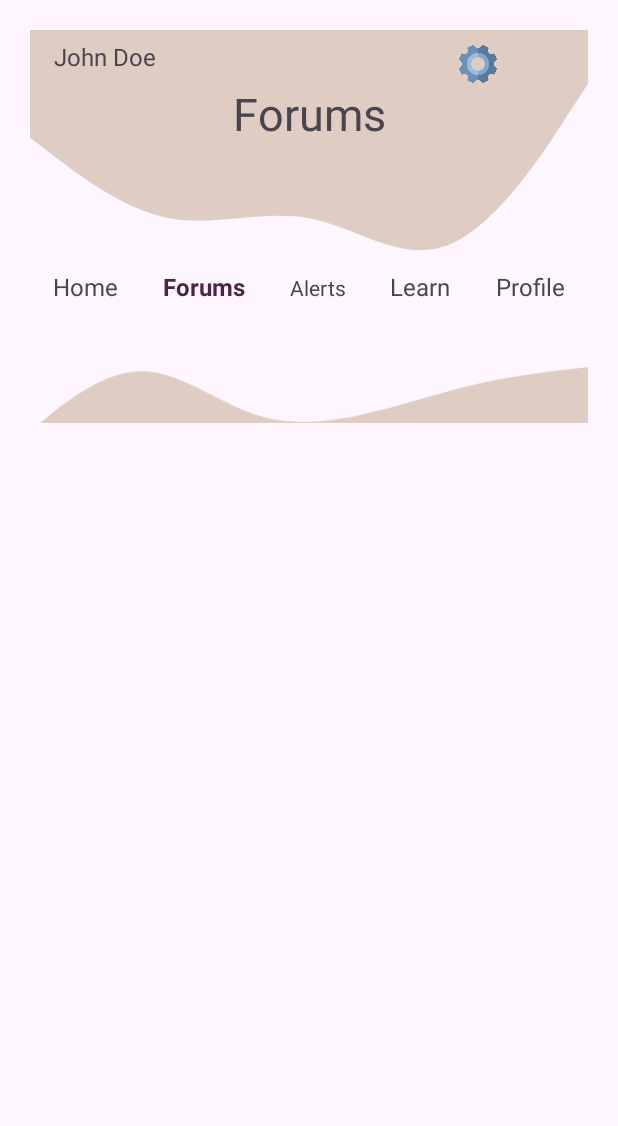
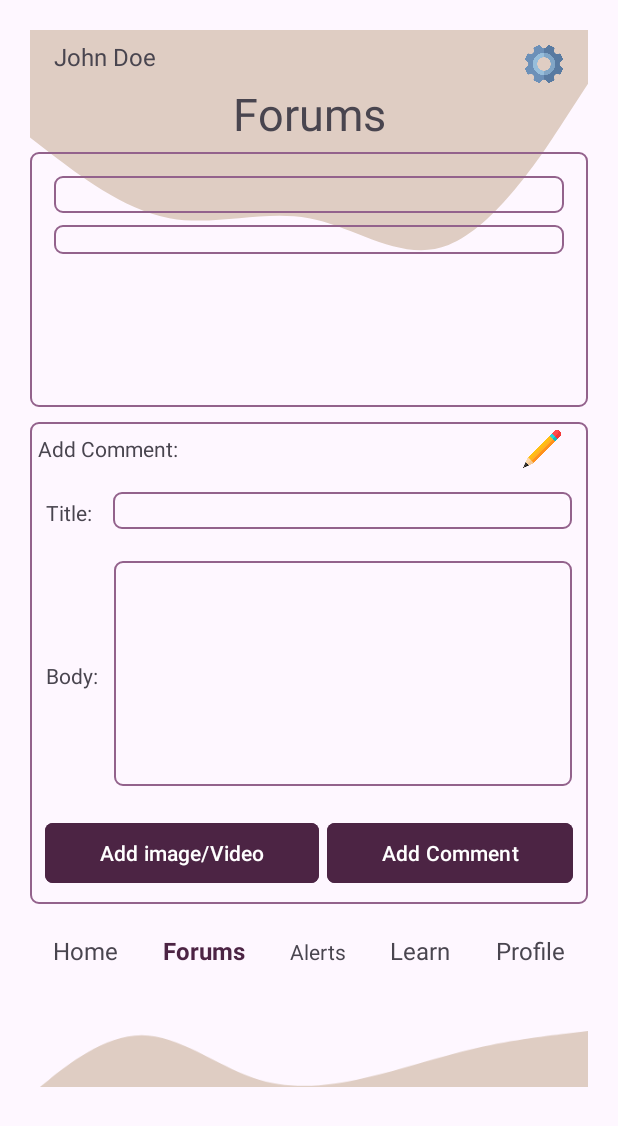
Before and after one commit to RayTheRhino/floodChasersClient, an Android app: the layout activity_discussion.xml on its own in the app's theme, with its tools: preview values and no code run, on a phone screen of 412 x 824 dp. Shown: the top 1126 px of the screen. Run offline under Robolectric (Android 15) with nearby library versions, the phone set to English and light mode, and no system bars.

Commit message:
updated add comment to forum

```diff
--- a/app/src/main/java/com/example/floodchasers/Activities/MainActivity.java
+++ b/app/src/main/java/com/example/floodchasers/Activities/MainActivity.java
@@ -52,11 +52,6 @@ public class MainActivity extends AppCompatActivity {
     }
 
     private void DataFromET() {
-        // Initialize EditText fields
-        signUp_LBL_name = findViewById(R.id.signUp_LBL_name);
-        signUp_LBL_email = findViewById(R.id.signUp_LBL_email);
-        signUp_LBL_password = findViewById(R.id.signUp_LBL_password);
-
         String username = signUp_LBL_name.getText().toString();
         String email = signUp_LBL_email.getText().toString();
         String password = signUp_LBL_password.getText().toString();
--- /dev/null
+++ b/app/src/main/java/com/example/floodchasers/Api/MenuApi.java
@@ -0,0 +1,14 @@
+package com.example.floodchasers.Api;
+
+import com.example.floodchasers.SignUp;
+
+import retrofit2.Call;
+import retrofit2.http.Body;
+import retrofit2.http.POST;
+
+public interface MenuApi {
+
+//create a post request for learn
+//    @POST("user/register")
+//    Call<Void> CreateNewUser(@Body SignUp signUp);
+}
--- a/app/src/main/java/com/example/floodchasers/MenuActivity.java
+++ b/app/src/main/java/com/example/floodchasers/MenuActivity.java
@@ -3,11 +3,15 @@ package com.example.floodchasers;
 import android.content.Context;
 import android.os.Bundle;
 import android.widget.EditText;
+import android.widget.ImageView;
+import android.widget.TextView;
 import android.widget.Toast;
 
 import androidx.appcompat.app.AppCompatActivity;
 
+import com.example.floodchasers.Api.MenuApi;
 import com.example.floodchasers.Api.UserApi;
+import com.google.android.material.textview.MaterialTextView;
 
 import retrofit2.Call;
 import retrofit2.Callback;
@@ -18,18 +22,33 @@ import retrofit2.converter.gson.GsonConverterFactory;
 public class MenuActivity extends AppCompatActivity {
 
 
+    private TextView username;
+    private ImageView settings;
+    private MaterialTextView home, forums, alerts,learn, profile;
+    private Retrofit retrofit = new Retrofit.Builder()
+            .baseUrl("http://My-IP:3001/")
+            .addConverterFactory(GsonConverterFactory.create())
+            .build();
+    private MenuApi menuApi;
     @Override
     protected void onCreate(Bundle savedInstanceState) {
         super.onCreate(savedInstanceState);
         setContentView(R.layout.activity_main);
         findViews();
 
+        menuApi = retrofit.create(MenuApi.class);
     }
 
 
 
     private void findViews() {
-
+        username = findViewById(R.id.username);
+        settings = findViewById(R.id.settings);
+        home = findViewById(R.id.home);
+        forums = findViewById(R.id.forums);
+        alerts = findViewById(R.id.alerts);
+        learn = findViewById(R.id.learn);
+        profile = findViewById(R.id.profile);
 
     }
 }
--- a/app/src/main/res/layout/activity_discussion.xml
+++ b/app/src/main/res/layout/activity_discussion.xml
@@ -30,7 +30,7 @@
         <ImageView
             android:layout_width="25dp"
             android:layout_height="25dp"
-            android:layout_marginLeft="20dp"
+            android:layout_marginLeft="64dp"
             android:layout_marginTop="10dp"
             android:src="@drawable/cogwheel" />
     </LinearLayout>
@@ -41,28 +41,143 @@
         android:layout_height="wrap_content"
         android:text="Forums"
         android:textSize="30dp"
+        android:layout_marginBottom="5dp"
         android:textAlignment="center"/>
 
     <LinearLayout xmlns:android="http://schemas.android.com/apk/res/android"
         android:layout_width="match_parent"
-        android:layout_height="wrap_content"
+        android:layout_height="170dp"
         android:orientation="vertical"
-        android:padding="16dp">
+        android:padding="16dp"
+        android:background="@drawable/edit_text"
+        android:layout_marginBottom="10dp">
 
         <TextView
-            android:id="@+id/titleTextView"
+            android:id="@+id/title_LBL"
             android:layout_width="match_parent"
             android:layout_height="wrap_content"
             android:textSize="18sp"
+            android:background="@drawable/edit_text"
             android:textStyle="bold"/>
 
         <TextView
-            android:id="@+id/bodyTextView"
+            android:id="@+id/body_LBL"
             android:layout_width="match_parent"
             android:layout_height="wrap_content"
-            android:layout_marginTop="8dp"/>
+            android:layout_marginTop="8dp"
+            android:background="@drawable/edit_text"/>
 
         <!-- Add more UI components for displaying top 3 comments -->
+    </LinearLayout>
+        <!--    Need to add edit comment-->
+
+
+
+        <!--    Add Comment section  -->
+    <LinearLayout
+        android:layout_width="match_parent"
+        android:layout_height="wrap_content"
+        android:orientation="vertical"
+        android:background="@drawable/edit_text">
+
+        <LinearLayout
+            android:layout_width="match_parent"
+            android:layout_height="match_parent"
+            android:orientation="horizontal"
+            android:layout_margin="5dp">
+
+            <TextView
+                android:id="@+id/add_comment_LBL"
+                android:layout_width="wrap_content"
+                android:layout_height="match_parent"
+                android:text="Add Comment:"
+                android:gravity="center"
+                />
+
+            <ImageView
+                android:id="@+id/Edit_Comment_IV"
+                android:layout_width="25dp"
+                android:layout_height="25dp"
+                android:layout_marginLeft="230dp"
+                android:src="@drawable/pencil"
+               />
+        </LinearLayout>
+        <!--  Title Section      -->
+
+        <LinearLayout
+            android:layout_width="match_parent"
+            android:layout_height="wrap_content"
+            android:orientation="horizontal"
+            android:layout_margin="5dp">
+
+            <TextView
+                android:id="@+id/comment_title_LBL"
+                android:layout_width="wrap_content"
+                android:layout_height="wrap_content"
+                android:layout_margin="5dp"
+                android:text="Title: "/>
+
+            <EditText
+                android:layout_width="match_parent"
+                android:layout_height="wrap_content"
+                android:id="@+id/comment_title_EDT"
+                android:layout_margin="5dp"
+                android:background="@drawable/edit_text"/>
+
+        </LinearLayout>
+
+        <!--        Body section-->
+        <LinearLayout
+            android:layout_width="match_parent"
+            android:layout_height="wrap_content"
+            android:layout_margin="5dp"
+            >
+                <TextView
+                    android:id="@+id/comment_body_LBL"
+                    android:layout_width="wrap_content"
+                    android:layout_height="wrap_content"
+                    android:text="Body:"
+                    android:layout_margin="5dp">
+
+                </TextView>
+
+            <EditText
+                android:id="@+id/comment_body_Edt"
+                android:layout_width="match_parent"
+                android:layout_height="150dp"
+                android:background="@drawable/edit_text"
+                android:layout_margin="5dp"
+                />
+        </LinearLayout>
+
+        <!--   Button section       -->
+        <LinearLayout
+            android:layout_width="match_parent"
+            android:layout_height="wrap_content"
+            android:orientation="horizontal"
+            android:layout_margin="10dp">
+
+            <com.google.android.material.button.MaterialButton
+                android:id="@+id/Add_Meta_BTN"
+                android:layout_width="wrap_content"
+                android:layout_height="wrap_content"
+                android:text="Add image/Video"
+                app:cornerRadius="5dp"
+                android:layout_weight="1"
+                android:backgroundTint="@color/primary_color"/>
+
+            <com.google.android.material.button.MaterialButton
+                android:id="@+id/Add_Comment_BTN"
+                android:layout_width="wrap_content"
+                android:layout_height="wrap_content"
+                android:text="Add Comment"
+                android:layout_weight="1"
+                app:cornerRadius="5dp"
+                android:layout_marginLeft="5dp"
+                android:backgroundTint="@color/primary_color"
+                />
+        </LinearLayout>
+
     </LinearLayout>
 
 
@@ -70,9 +185,11 @@
     <LinearLayout
         android:layout_width="match_parent"
         android:layout_height="wrap_content"
+        android:layout_marginTop="20dp"
         >
 
         <com.google.android.material.textview.MaterialTextView
+
             android:layout_width="wrap_content"
             android:layout_height="wrap_content"
             android:layout_weight="1"
--- a/app/src/main/res/layout/activity_main.xml
+++ b/app/src/main/res/layout/activity_main.xml
@@ -20,6 +20,7 @@
 <!--            android:layout_height="48dp"-->
 <!--            android:src="@drawable/user_profile_picture" />-->
         <TextView
+            android:id="@+id/username"
             android:layout_width="250dp"
             android:layout_height="wrap_content"
             android:text="John Doe"
@@ -28,6 +29,7 @@
             android:layout_marginStart="16dp" />
 
         <ImageView
+            android:id="@+id/settings"
             android:layout_width="25dp"
             android:layout_height="25dp"
             android:layout_marginLeft="20dp"
@@ -75,6 +77,7 @@
         >
 
         <com.google.android.material.textview.MaterialTextView
+            android:id="@+id/home"
             android:layout_width="wrap_content"
             android:layout_height="wrap_content"
             android:layout_weight="1"
@@ -86,6 +89,7 @@
         </com.google.android.material.textview.MaterialTextView>
 
         <com.google.android.material.textview.MaterialTextView
+            android:id="@+id/forums"
             android:layout_width="wrap_content"
             android:layout_height="wrap_content"
             android:textAlignment="center"
@@ -95,6 +99,7 @@
         </com.google.android.material.textview.MaterialTextView>
 
         <com.google.android.material.textview.MaterialTextView
+            android:id="@+id/alerts"
             android:layout_width="wrap_content"
             android:layout_height="wrap_content"
             android:textAlignment="center"
@@ -103,6 +108,7 @@
         </com.google.android.material.textview.MaterialTextView>
 
         <com.google.android.material.textview.MaterialTextView
+            android:id="@+id/learn"
             android:layout_width="wrap_content"
             android:layout_height="wrap_content"
             android:textAlignment="center"
@@ -112,6 +118,7 @@
         </com.google.android.material.textview.MaterialTextView>
 
         <com.google.android.material.textview.MaterialTextView
+            android:id="@+id/profile"
             android:layout_width="wrap_content"
             android:layout_height="wrap_content"
             android:textAlignment="center"
```
Also changed, not shown: app/src/main/res/drawable/pencil.png (added).
